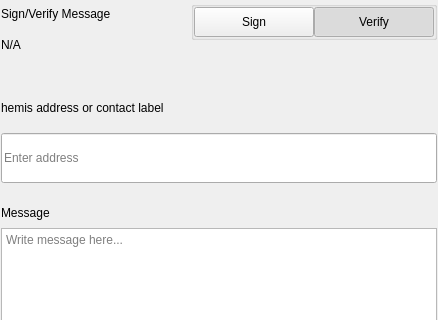
Above: src/qt/hemis/settings/forms/settingssignmessagewidgets.ui from hypermoist/Hemis before the change; both pictures show x 0 to 438 and y 0 to 320 of the 438 by 579 pixel window. Below: the same form after it.
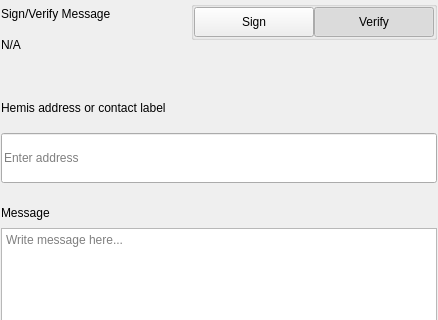
That is the form after the change.

Commit message: hemis -> Hemis

```diff
--- a/src/qt/hemis/settings/forms/settingssignmessagewidgets.ui
+++ b/src/qt/hemis/settings/forms/settingssignmessagewidgets.ui
@@ -276,7 +276,7 @@
                </size>
               </property>
               <property name="text">
-               <string>hemis address or contact label</string>
+               <string>Hemis address or contact label</string>
               </property>
              </widget>
             </item>
```
The commit also changes 961 other files.
